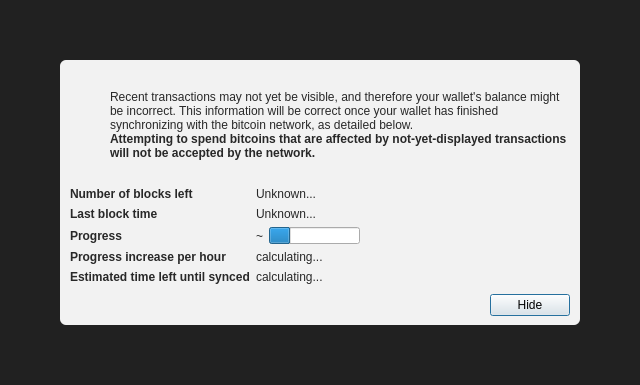
Above: src/qt/forms/modaloverlay.ui from barrystyle/SUQA-0.17.1 before the change. Below: the same form after it.
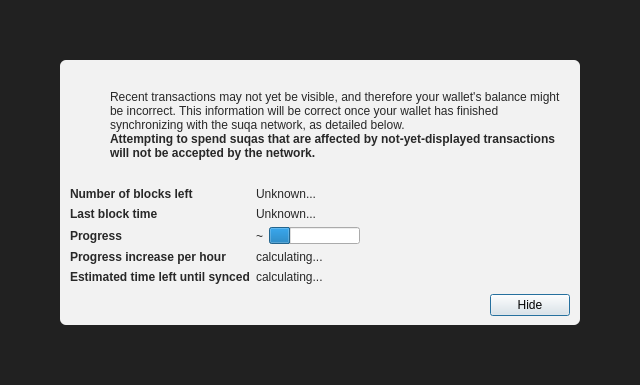
That is the form after the change. Icons and pictures are not drawn. Custom widgets are drawn as their Qt base class.

Commit message: correct small post-merge issues, setup fixed seeds

```diff
--- a/src/qt/forms/modaloverlay.ui
+++ b/src/qt/forms/modaloverlay.ui
@@ -130,7 +130,7 @@
              <item>
               <widget class="QLabel" name="infoText">
                <property name="text">
-                <string>Recent transactions may not yet be visible, and therefore your wallet's balance might be incorrect. This information will be correct once your wallet has finished synchronizing with the bitcoin network, as detailed below.</string>
+                <string>Recent transactions may not yet be visible, and therefore your wallet's balance might be incorrect. This information will be correct once your wallet has finished synchronizing with the suqa network, as detailed below.</string>
                </property>
                <property name="textFormat">
                 <enum>Qt::RichText</enum>
@@ -149,7 +149,7 @@
                 </font>
                </property>
                <property name="text">
-                <string>Attempting to spend bitcoins that are affected by not-yet-displayed transactions will not be accepted by the network.</string>
+                <string>Attempting to spend suqas that are affected by not-yet-displayed transactions will not be accepted by the network.</string>
                </property>
                <property name="textFormat">
                 <enum>Qt::RichText</enum>
```
The commit also changes 172 other files.
